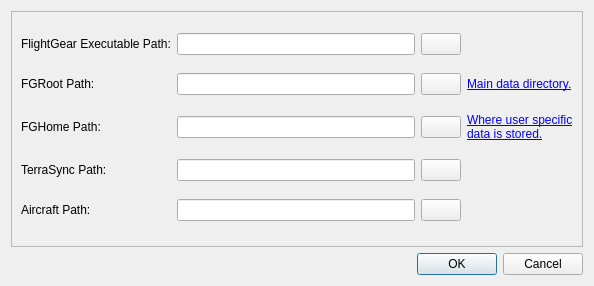
Qt form fgo/ui/ConfigureAgentPaths.ui (cgspeck/fg-orchestrator) before a commit.
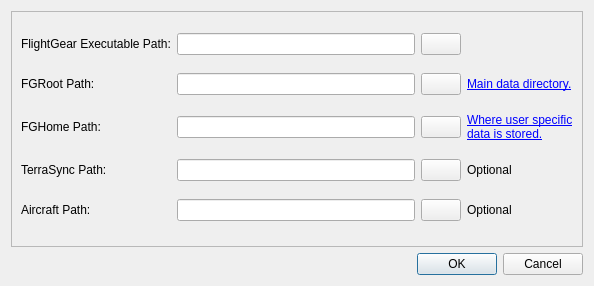
The same form after that commit. Icons and pictures are not drawn.

The edit to the form file:
```diff
--- a/fgo/ui/ConfigureAgentPaths.ui
+++ b/fgo/ui/ConfigureAgentPaths.ui
@@ -204,6 +204,20 @@
         </property>
        </widget>
       </item>
+      <item row="4" column="3">
+       <widget class="QLabel" name="label_8">
+        <property name="text">
+         <string>Optional</string>
+        </property>
+       </widget>
+      </item>
+      <item row="5" column="3">
+       <widget class="QLabel" name="label_7">
+        <property name="text">
+         <string>Optional</string>
+        </property>
+       </widget>
+      </item>
      </layout>
     </widget>
    </item>
```
